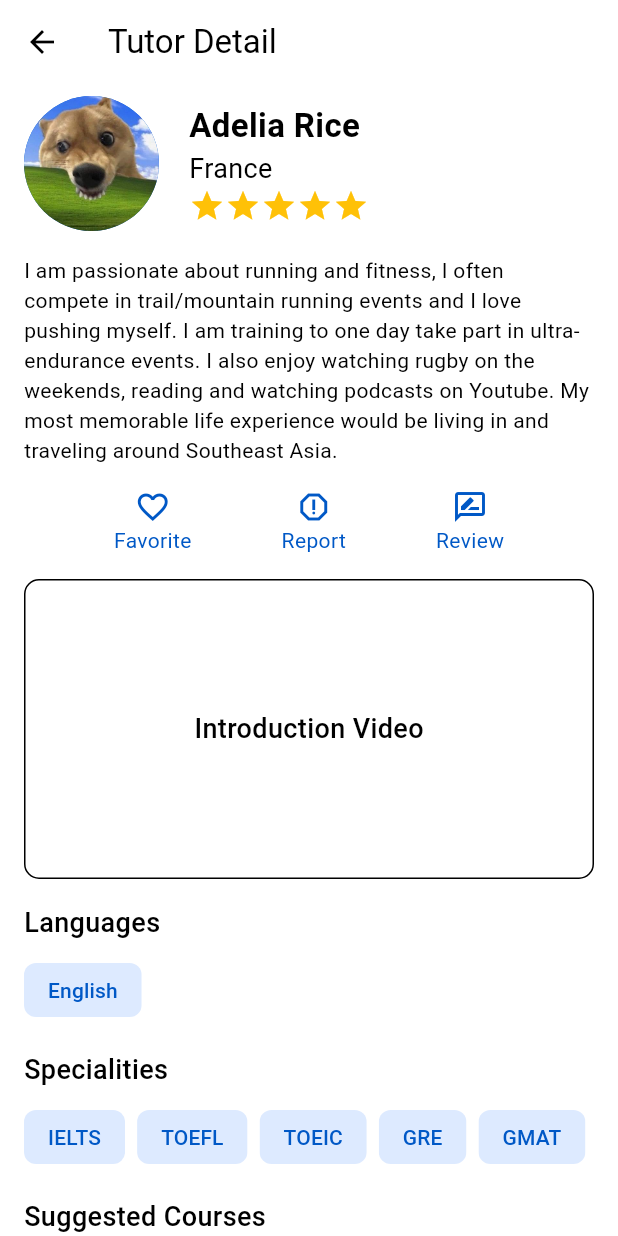
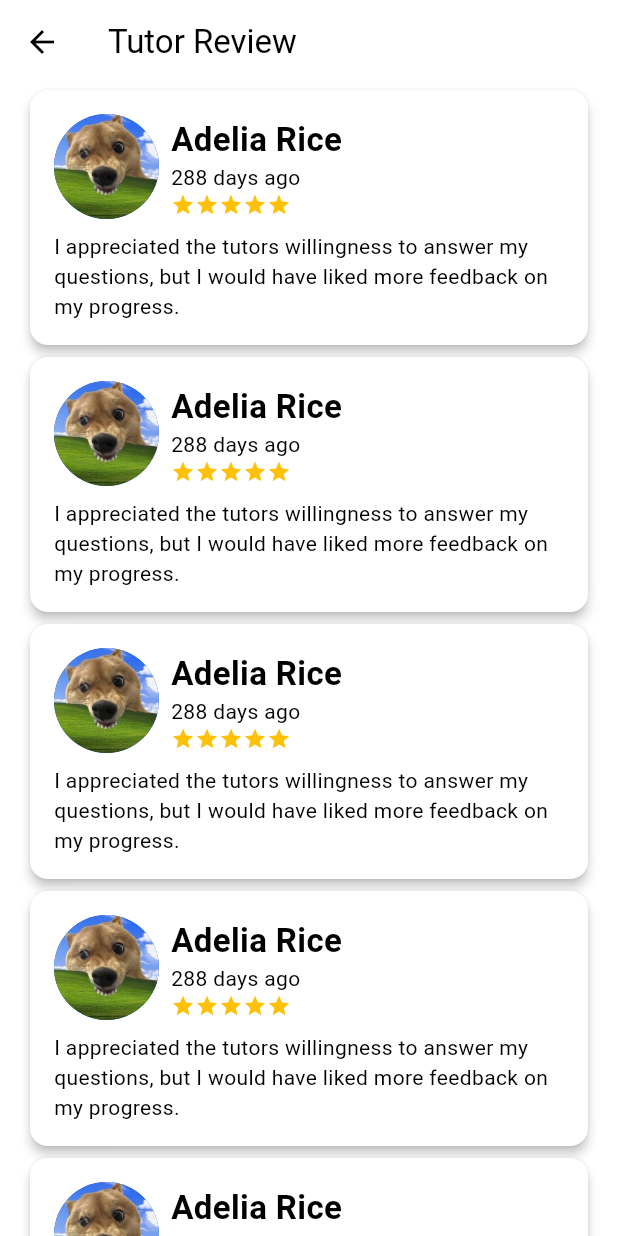
Before and after one commit to luuquang200/let_tutor, a Flutter app: the TutorDetail screen opened by its route, after a tap on "Review", on a phone screen of 412 x 824 dp. Run offline on Flutter 3.47's test engine with Material 2 defaults, Android fonts, the phone set to English and light mode, and no system bars; our stand-ins replace flutter_svg.

Commit message:
Added tutor review screen

```diff
--- a/lib/presentation/tutor_detail.dart
+++ b/lib/presentation/tutor_detail.dart
@@ -80,7 +80,9 @@ class _TutorDetailState extends State<TutorDetail> {
                   icon: Icons.rate_review_outlined,
                   text: 'Review',
                   color: Theme.of(context).primaryColor,
-                  onTap: () {},
+                  onTap: () {
+                    Navigator.pushNamed(context, Routes.tutorReviewScreen);
+                  },
                 ),
               ],
             ),
--- /dev/null
+++ b/lib/presentation/tutor_review_screen.dart
@@ -0,0 +1,32 @@
+import 'package:flutter/material.dart';
+import 'package:let_tutor/presentation/widgets/review_card.dart';
+
+class TutorReviewScreen extends StatefulWidget {
+  const TutorReviewScreen({Key? key}) : super(key: key);
+
+  @override
+  State<TutorReviewScreen> createState() => _TutorReviewScreenState();
+}
+
+class _TutorReviewScreenState extends State<TutorReviewScreen> {
+  @override
+  Widget build(BuildContext context) {
+    return SafeArea(
+      child: Scaffold(
+        appBar: AppBar(title: const Text('Tutor Review')),
+        body: SingleChildScrollView(
+          child: Padding(
+              padding: const EdgeInsets.symmetric(horizontal: 16),
+              child: ListView.builder(
+                shrinkWrap: true,
+                physics: const NeverScrollableScrollPhysics(),
+                itemCount: 10,
+                itemBuilder: (context, index) {
+                  return const ReviewCard();
+                },
+              )),
+        ),
+      ),
+    );
+  }
+}
--- /dev/null
+++ b/lib/presentation/widgets/review_card.dart
@@ -0,0 +1,51 @@
+import 'package:flutter/material.dart';
+import 'package:intl/intl.dart';
+import 'package:let_tutor/presentation/styles/custom_text_style.dart';
+
+class ReviewCard extends StatelessWidget {
+  const ReviewCard({Key? key}) : super(key: key);
+
+  @override
+  Widget build(BuildContext context) {
+    return Card(
+      surfaceTintColor: Colors.white,
+      elevation: 3,
+      child: Padding(
+        padding: const EdgeInsets.all(16.0),
+        child: Column(
+          children: [
+            Row(
+              children: [
+                const CircleAvatar(
+                  radius: 35,
+                  backgroundImage: AssetImage('assets/tutor_avatar.jpg'),
+                ),
+                const SizedBox(width: 8),
+                Column(
+                  crossAxisAlignment: CrossAxisAlignment.start,
+                  children: [
+                    const Text('Adelia Rice',
+                        style: CustomTextStyle.headlineLarge),
+                    Text('288 days ago'),
+                    Row(
+                        children: List<Widget>.generate(
+                      5,
+                      (index) =>
+                          const Icon(Icons.star, color: Colors.amber, size: 16),
+                    ))
+                  ],
+                )
+              ],
+            ),
+            const SizedBox(
+              height: 8,
+            ),
+            const Text(
+              'I appreciated the tutors willingness to answer my questions, but I would have liked more feedback on my progress.',
+            ),
+          ],
+        ),
+      ),
+    );
+  }
+}
--- a/lib/routes.dart
+++ b/lib/routes.dart
@@ -3,12 +3,14 @@ import 'package:let_tutor/presentation/booking_screen.dart';
 import 'package:let_tutor/presentation/sign_in_screen.dart';
 import 'package:let_tutor/presentation/tutor_detail.dart';
 import 'package:let_tutor/presentation/tutor_list_screen.dart';
+import 'package:let_tutor/presentation/tutor_review_screen.dart';
 
 class Routes {
   static const String signInScreen = '/sign_in_screen';
   static const String tutorListScreen = '/tutor_list_screen';
   static const String tutorDetail = '/tutor_detail';
   static const String bookingScreen = '/booking_screen';
+  static const String tutorReviewScreen = '/tutor_review_screen';
 
   static Route<dynamic> generateRoute(RouteSettings settings) {
     switch (settings.name) {
@@ -20,6 +22,8 @@ class Routes {
         return MaterialPageRoute(builder: (_) => const TutorDetail());
       case bookingScreen:
         return MaterialPageRoute(builder: (_) => const BookingScreen());
+      case tutorReviewScreen:
+        return MaterialPageRoute(builder: (_) => const TutorReviewScreen());
       default:
         return MaterialPageRoute(builder: (_) => const UnknownScreen());
     }
```
